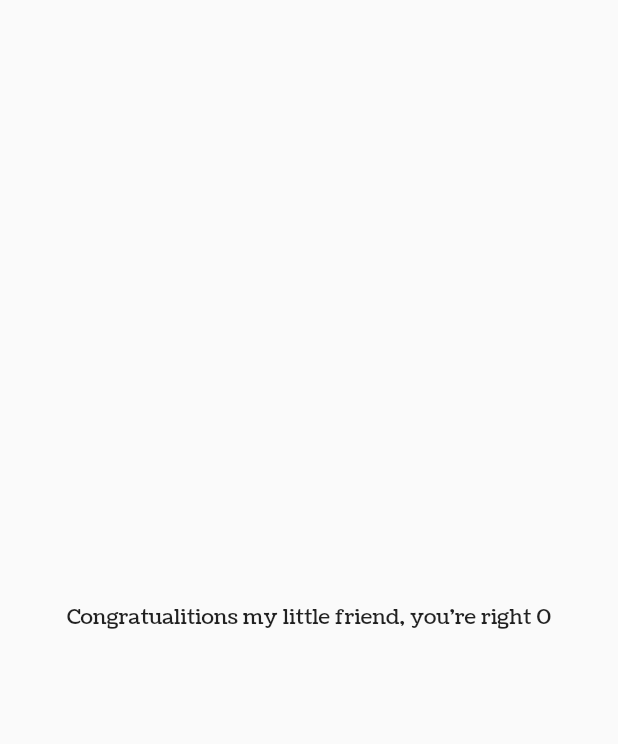
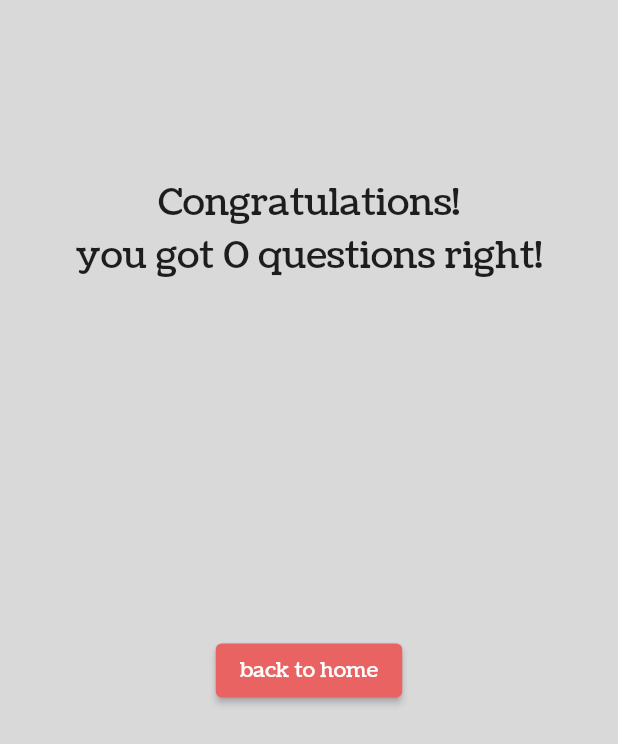
Before and after one commit to marcojr73/Geo-Quiz-flutter, a Flutter app: the FinalScore widget shown alone on an empty page, opened directly with empty values, on a phone screen of 412 x 824 dp. Shown: the top 744 px of the screen. Run offline on Flutter 3.47's test engine with Material 2 defaults, Android fonts, the phone set to English and light mode, and no system bars; our stand-ins replace shared_preferences; missing offline and left inert: dart:ffi; accounts and stored records are empty; network calls fail.

Commit message:
final message and back to home

```diff
--- a/lib/api/playerApi.dart
+++ b/lib/api/playerApi.dart
@@ -5,9 +5,8 @@ import 'package:geo_quiz_mobile/models/RankingModel.dart';
 import 'package:http/http.dart' as http;
 import 'package:shared_preferences/shared_preferences.dart';
 
-
 Future <Map<String, dynamic>> getRankingApi() async {
-  const baseUrl = "https://geo-quiz-api.herokuapp.com";
+  const baseUrl = "https://geo-quiz-api.onrender.com";
   final prefs = await SharedPreferences.getInstance();
   final String? token = prefs.getString("token");
   try {
--- a/lib/api/quizApi.dart
+++ b/lib/api/quizApi.dart
@@ -3,7 +3,7 @@ import 'dart:convert';
 import 'package:http/http.dart' as http;
 
 Future <List<dynamic>> getQuizApi(String type, String level) async {
-  const baseUrl = "https://geo-quiz-api.herokuapp.com";
+  const baseUrl = "https://geo-quiz-api.onrender.com";
   final prefs = await SharedPreferences.getInstance();
   final String? token = prefs.getString("token");
   try {
@@ -26,7 +26,7 @@ Future <List<dynamic>> getQuizApi(String type, String level) async {
 }
 
 Future validateQuestionApi(String type, String answer, int quizId) async {
-  const baseUrl = "https://geo-quiz-api.herokuapp.com";
+  const baseUrl = "https://geo-quiz-api.onrender.com";
   final prefs = await SharedPreferences.getInstance();
   final String? token = prefs.getString("token");
   try {
--- a/lib/components/quiz/FinalScore.dart
+++ b/lib/components/quiz/FinalScore.dart
@@ -1,6 +1,9 @@
+import 'package:flutter/material.dart';
 import 'package:flutter/src/widgets/container.dart';
 import 'package:flutter/src/widgets/framework.dart';
 import 'package:flutter/widgets.dart';
+import 'package:geo_quiz_mobile/components/quiz/ScoreBoard.dart';
+import 'package:geo_quiz_mobile/screens/HomeScreen.dart';
 
 class FinalScore extends StatefulWidget {
 
@@ -22,11 +25,36 @@ class _FinalScoreState extends State<FinalScore> {
     }
   }
 
+  void popHome(BuildContext context){
+    Navigator.of(context).push(
+      MaterialPageRoute(
+        builder: (_) {
+          return const HomeScreen();
+        }
+        )
+    );
+  }
+
   @override
   Widget build(BuildContext context) {
     countHits();
-    return Center(
-      child: Text("Congratualitions my little friend, you're right $hits",)
+    return Container(
+      color: Theme.of(context).colorScheme.secondary,
+      width: MediaQuery.of(context).size.width * 1,
+      height: MediaQuery.of(context).size.height * 1,
+      child: Column(
+        mainAxisAlignment: MainAxisAlignment.spaceAround,
+        children: [
+          Column(
+            children: [
+              const Text("Congratulations!", style: TextStyle(fontSize: 25),),
+              Text("you got $hits questions right!", style: const TextStyle(fontSize: 25),)
+            ],
+          ),
+          ElevatedButton(onPressed: () => popHome(context), child: const Text("back to home")),
+          ScoreBoard(scoreBoard: widget.scoreBoard)
+        ],
+      )
     );
   }
 }
--- a/lib/components/quiz/Questions.dart
+++ b/lib/components/quiz/Questions.dart
@@ -1,5 +1,6 @@
 import 'package:flutter/material.dart';
 import 'package:geo_quiz_mobile/components/quiz/FinalScore.dart';
+import 'package:geo_quiz_mobile/components/quiz/ScoreBoard.dart';
 import 'package:geo_quiz_mobile/components/quiz/question.dart';
 
 class Questions extends StatefulWidget {
--- /dev/null
+++ b/lib/components/quiz/ScoreBoard.dart
@@ -0,0 +1,28 @@
+import 'package:flutter/material.dart';
+
+class ScoreBoard extends StatelessWidget {
+
+  final List scoreBoard;
+  const ScoreBoard({super.key, required this.scoreBoard});
+
+  @override
+  Widget build(BuildContext context) {
+    return Row(
+            mainAxisAlignment: MainAxisAlignment.center,
+            children: [
+              for (var i = 0; i < scoreBoard.length; i++)
+                scoreBoard[i] == true
+                    ? const Icon(
+                        Icons.check,
+                        color: Colors.green,
+                        size: 40,
+                      )
+                    : const Icon(
+                        Icons.close,
+                        color: Colors.red,
+                        size: 40,
+                      ),
+            ],
+          );
+  }
+}
--- a/lib/screens/GameScreen.dart
+++ b/lib/screens/GameScreen.dart
@@ -24,7 +24,7 @@ class _GameScreenState extends State<GameScreen> {
   Widget build(BuildContext context) {
     return Scaffold(
         appBar: AppBar(
-          title: Text("${widget.type}, ${widget.level}"),
+          title: Text("what is the ${widget.type.substring(0, widget.type.length - 1)}"),
         ),
         body: Center(
           child: FutureBuilder(
```
Also changed, not shown: lib/api/authApi.dart (+3 -4 lines), lib/components/quiz/question.dart (+4 -22 lines). Lines whose indentation alone changed are shown as unchanged.
